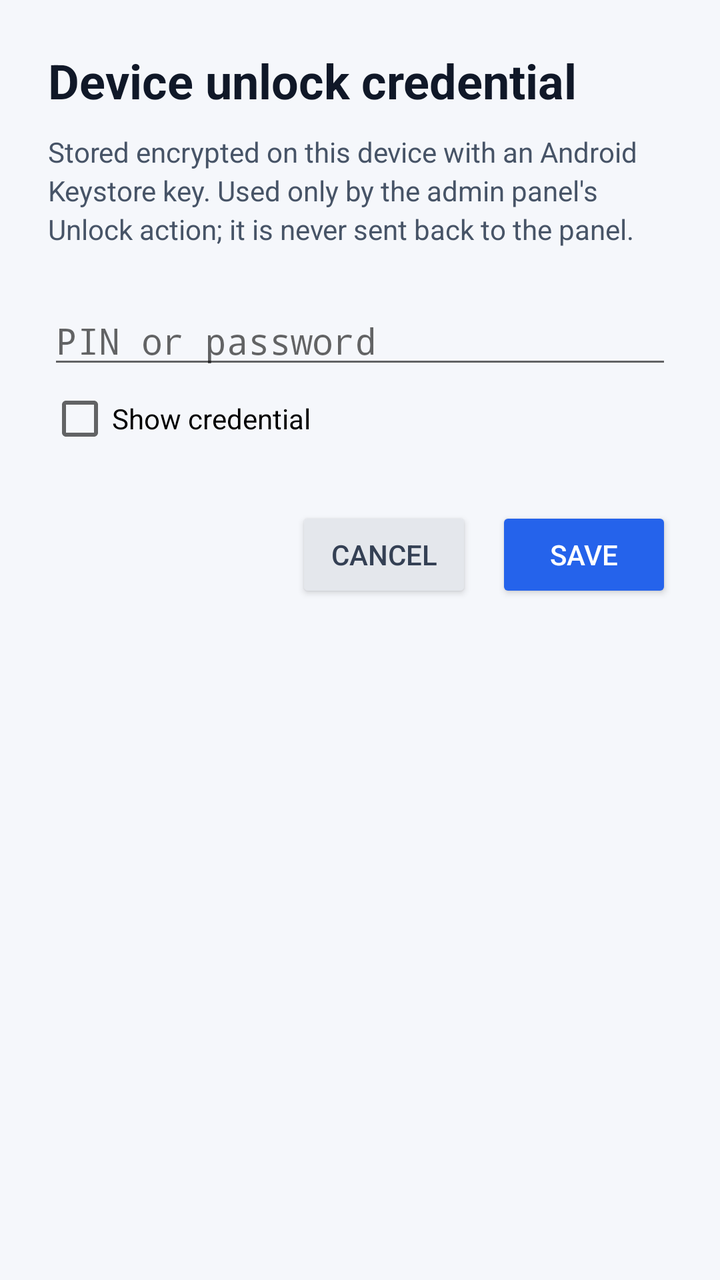
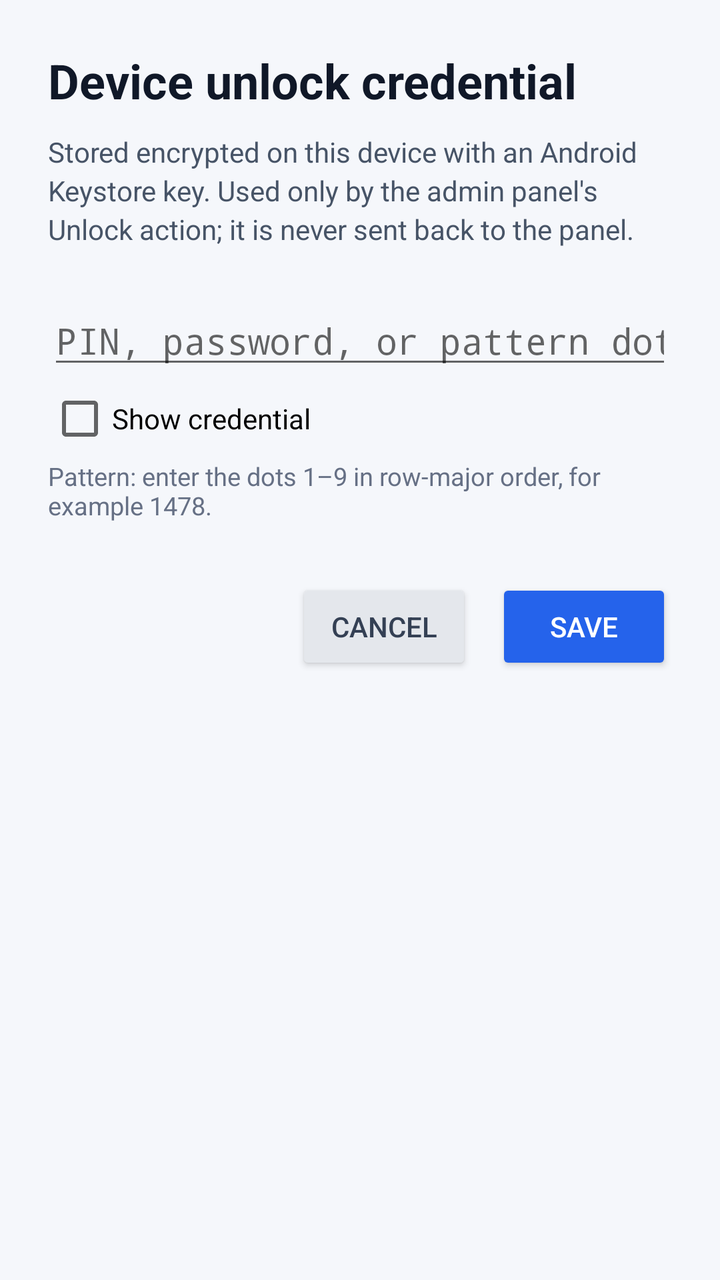

Screens rendered from an Android XML layout before and after an edit, with the pre-edit source and the edit as a unified diff.
<!-- AndroidManifest.xml: activity theme Theme.RcAgent -->
<!-- res/layout/activity_enroll_unlock.xml -->
<?xml version="1.0" encoding="utf-8"?>
<ScrollView xmlns:android="http://schemas.android.com/apk/res/android"
    android:layout_width="match_parent"
    android:layout_height="match_parent"
    android:background="#f5f7fb"
    android:fillViewport="true">

    <LinearLayout
        android:layout_width="match_parent"
        android:layout_height="wrap_content"
        android:orientation="vertical"
        android:padding="24dp">

        <TextView
            android:layout_width="match_parent"
            android:layout_height="wrap_content"
            android:text="@string/enroll_title"
            android:textColor="#101828"
            android:textSize="24sp"
            android:textStyle="bold" />

        <TextView
            android:layout_width="match_parent"
            android:layout_height="wrap_content"
            android:layout_marginTop="10dp"
            android:lineSpacingExtra="3dp"
            android:text="@string/enroll_description"
            android:textColor="#475467"
            android:textSize="14sp" />

        <EditText
            android:id="@+id/enroll_secret"
            android:layout_width="match_parent"
            android:layout_height="wrap_content"
            android:layout_marginTop="24dp"
            android:hint="@string/enroll_hint"
            android:imeOptions="actionDone"
            android:importantForAutofill="no"
            android:inputType="textPassword"
            android:maxLength="64"
            android:singleLine="true"
            android:textSize="18sp" />

        <CheckBox
            android:id="@+id/enroll_show"
            android:layout_width="wrap_content"
            android:layout_height="wrap_content"
            android:layout_marginTop="4dp"
            android:text="@string/enroll_show" />

        <TextView
            android:id="@+id/enroll_error"
            android:layout_width="match_parent"
            android:layout_height="wrap_content"
            android:layout_marginTop="8dp"
            android:textColor="#b42318"
            android:textSize="13sp"
            android:visibility="gone" />

        <LinearLayout
            android:layout_width="match_parent"
            android:layout_height="wrap_content"
            android:layout_marginTop="28dp"
            android:gravity="end"
            android:orientation="horizontal">

            <Button
                android:id="@+id/enroll_cancel"
                android:layout_width="wrap_content"
                android:layout_height="wrap_content"
                android:backgroundTint="#e4e7ec"
                android:text="@string/enroll_cancel"
                android:textColor="#344054" />

            <Button
                android:id="@+id/enroll_save"
                android:layout_width="wrap_content"
                android:layout_height="wrap_content"
                android:layout_marginStart="12dp"
                android:backgroundTint="#2563eb"
                android:text="@string/enroll_save"
                android:textColor="#ffffff" />
        </LinearLayout>
    </LinearLayout>
</ScrollView>
<!-- resources referenced by this layout -->
<resources>
  <string name="enroll_cancel">Cancel</string>
  <string name="enroll_description">Stored encrypted on this device with an Android Keystore key. Used only by the admin panel\'s Unlock action; it is never sent back to the panel.</string>
  <string name="enroll_hint">PIN or password</string>
  <string name="enroll_save">Save</string>
  <string name="enroll_show">Show credential</string>
  <string name="enroll_title">Device unlock credential</string>
  <style name="Theme.RcAgent" parent="android:Theme.Material.Light.NoActionBar" />
</resources>

<!-- the commit's change to res/layout/activity_enroll_unlock.xml (unified diff, before → after) -->
@@ -49,6 +49,14 @@
             android:text="@string/enroll_show" />
 
         <TextView
+            android:layout_width="match_parent"
+            android:layout_height="wrap_content"
+            android:layout_marginTop="4dp"
+            android:text="@string/enroll_pattern_hint"
+            android:textColor="#667085"
+            android:textSize="12.5sp" />
+
+        <TextView
             android:id="@+id/enroll_error"
             android:layout_width="match_parent"
             android:layout_height="wrap_content"
<!-- resource entries referenced after the edit -->
@@ -2,7 +2,8 @@
 <resources>
   <string name="enroll_cancel">Cancel</string>
   <string name="enroll_description">Stored encrypted on this device with an Android Keystore key. Used only by the admin panel\'s Unlock action; it is never sent back to the panel.</string>
-  <string name="enroll_hint">PIN or password</string>
+  <string name="enroll_hint">PIN, password, or pattern dots</string>
+  <string name="enroll_pattern_hint">Pattern: enter the dots 1–9 in row-major order, for example 1478.</string>
   <string name="enroll_save">Save</string>
   <string name="enroll_show">Show credential</string>
   <string name="enroll_title">Device unlock credential</string>
